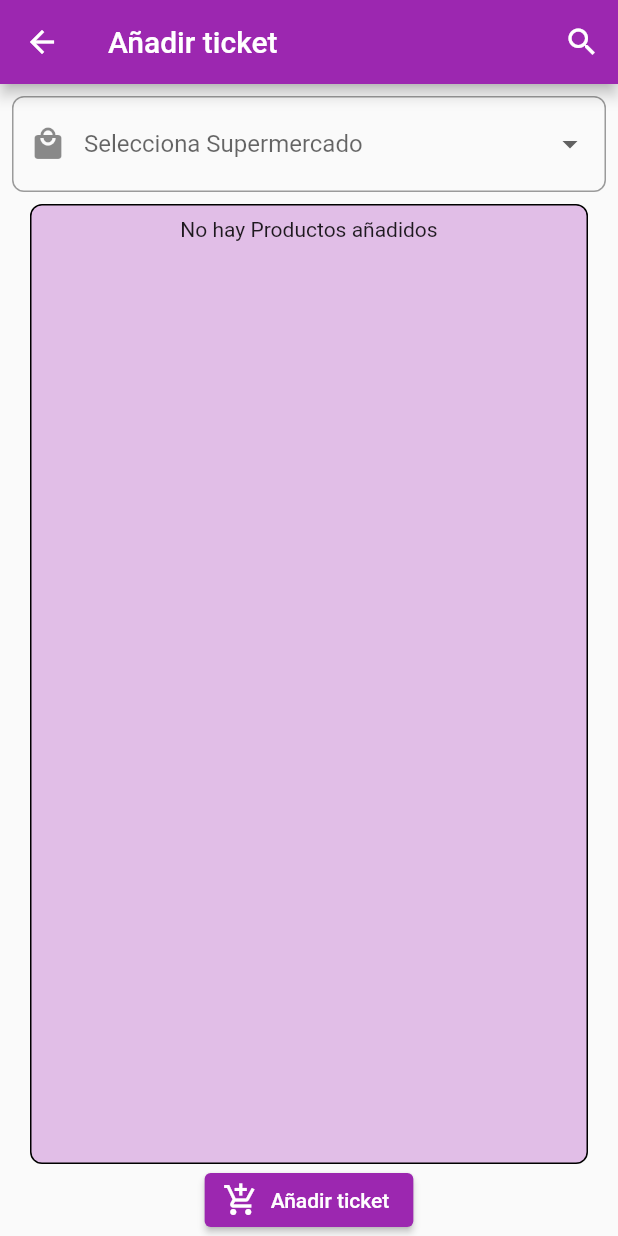
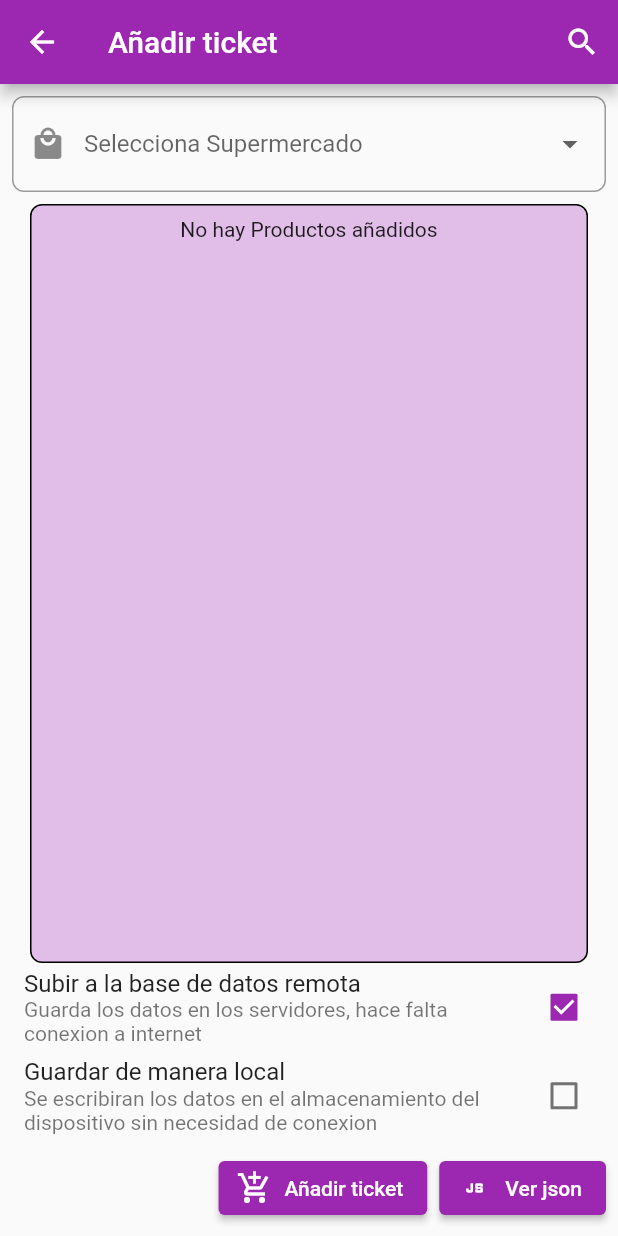
Before and after one commit to rus0n/bigdata, a Flutter app: the Add screen opened directly, after a tap on "Añadir ticket", on a phone screen of 412 x 824 dp. Run offline on Flutter 3.47's test engine with Material 2 defaults, Android fonts, the phone set to English and light mode, and no system bars; our stand-ins replace cloud_firestore, firebase_core, flutter_svg, get_storage, sqflite; missing offline and left inert: openfoodfacts; accounts and stored records are empty.

Commit message:
local-db

```diff
--- a/lib/add.dart
+++ b/lib/add.dart
@@ -1,12 +1,18 @@
-import 'package:bigdata/service/db.dart';
+import 'dart:convert';
+import 'dart:math';
+
+import 'package:bigdata/model/ticket_model.dart';
+import 'package:bigdata/service/datos.dart';
+import 'package:cloud_firestore/cloud_firestore.dart';
 import 'package:flutter/material.dart';
 import 'package:flutter_svg/flutter_svg.dart';
+import 'package:get_storage/get_storage.dart';
 import 'package:openfoodfacts/model/parameter/TagFilter.dart';
 
 import 'package:openfoodfacts/openfoodfacts.dart';
 import 'package:openfoodfacts/utils/CountryHelper.dart';
-import 'package:openfoodfacts/utils/QueryType.dart';
 import 'package:openfoodfacts/utils/TagType.dart';
+import 'package:uuid/uuid.dart';
 
 class Add extends StatefulWidget {
   const Add({Key? key}) : super(key: key);
@@ -15,10 +21,17 @@ class Add extends StatefulWidget {
   State<Add> createState() => _AddState();
 }
 
-String supermercado = '';
-
 class _AddState extends State<Add> {
   List<Product> productos = [];
+
+  String supermercado = '';
+
+  bool persistenciaLocal = false;
+
+  final box = GetStorage();
+
+  Map<int, bool> opcionesDatabase = {0: true, 1: false};
+
   @override
   Widget build(BuildContext context) {
     final _formKey = GlobalKey<FormState>();
@@ -30,8 +43,13 @@ class _AddState extends State<Add> {
             IconButton(
                 onPressed: () async {
                   if (_formKey.currentState!.validate()) {
+                    box.writeIfNull('supermercado', supermercado);
                     Product? producto = await showSearch<Product?>(
-                        context: context, delegate: Search());
+                        context: context,
+                        delegate: Search(supermercado: supermercado));
+                    setState(() {
+                      supermercado = box.read('suppermercado');
+                    });
                     if (producto != null) {
                       setState(() {
                         productos.add(producto);
@@ -125,10 +143,94 @@ class _AddState extends State<Add> {
                       }),
                 ),
               ),
-              ElevatedButton.icon(
-                  onPressed: () => null,
-                  icon: const Icon(Icons.add_shopping_cart),
-                  label: const Text('Añadir ticket'))
+              Column(
+                children: List.generate(
+                    opcionesDatabase.length,
+                    (index) => CheckboxListTile(
+                        title: Text(index == 0
+                            ? 'Subir a la base de datos remota'
+                            : 'Guardar de manera local'),
+                        subtitle: Text(index == 0
+                            ? 'Guarda los datos en los servidores, hace falta conexion a internet'
+                            : 'Se escribiran los datos en el almacenamiento del dispositivo sin necesidad de conexion'),
+                        value: opcionesDatabase.values.elementAt(index),
+                        onChanged: (db) {
+                          setState(() {
+                            opcionesDatabase[index] = db!;
+                          });
+                        })),
+              ),
+              ButtonBar(
+                children: [
+                  ElevatedButton.icon(
+                      onPressed: () {
+                        int localidadRandom = Random().nextInt(8);
+                        String localidad;
+
+                        switch (localidadRandom) {
+                          case 1:
+                            localidad = 'Fene';
+                            break;
+                          case 2:
+                            localidad = 'Naron';
+                            break;
+                          case 3:
+                            localidad = 'Neda';
+                            break;
+                          default:
+                            localidad = 'Ferrol';
+                        }
+                        var uuid = Uuid();
+
+                        String id = uuid.v1();
+
+                        Ticket _ticket = Ticket(
+                            ticketId: id,
+                            supermercado: supermercado,
+                            localidad: localidad,
+                            fecha: DateTime.now().toString(),
+                            productos: productos);
+
+                        FirebaseFirestore.instance
+                            .collection('tickets')
+                            .doc(id)
+                            .set(_ticket.toJson());
+                      },
+                      icon: const Icon(Icons.add_shopping_cart),
+                      label: const Text('Añadir ticket')),
+                  ElevatedButton.icon(
+                      onPressed: () => showModalBottomSheet(
+                          context: context,
+                          builder: (context) {
+                            return Column(
+                              children: [
+                                Expanded(
+                                  child: SizedBox(
+                                    height: 400,
+                                    child: Padding(
+                                      padding: const EdgeInsets.all(8.0),
+                                      child: ListView(
+                                          children: List.generate(
+                                              productos.length,
+                                              (index) => Padding(
+                                                    padding:
+                                                        const EdgeInsets.all(
+                                                            8.0),
+                                                    child: Text(productos
+                                                        .elementAt(index)
+                                                        .toJson()
+                                                        .toString()),
+                                                  ))),
+                                    ),
+                                  ),
+                                ),
+                              ],
+                            );
+                          }),
+                      icon: const Icon(Icons.javascript_outlined),
+                      label: const Text('Ver json'))
+                ],
+              ),
             ],
           ),
         ));
@@ -136,6 +238,10 @@ class _AddState extends State<Add> {
 }
 
 class Search extends SearchDelegate<Product?> {
+  Search({Key? key, required this.supermercado}) : super();
+
+  final String supermercado;
+
   @override
   String get searchFieldLabel => 'Buscar';
   final User _user =
--- a/lib/home.dart
+++ b/lib/home.dart
@@ -34,12 +34,11 @@ class _HomeState extends State<Home> {
                         itemBuilder: (context, index) {
                           Ticket _ticket =
                               Ticket.fromFireStore(snapshot.data!.docs[index]);
-                          return Card(
-                            child: Column(
-                              children: [
-                                Center(child: Text(_ticket.supermercado))
-                              ],
-                            ),
+                          return ListTile(
+                            title: Text(_ticket.supermercado),
+                            subtitle: Text(_ticket.fecha),
+                            trailing:
+                                Text('${_ticket.productos.length} productos'),
                           );
                         });
                   } else {
--- a/lib/main.dart
+++ b/lib/main.dart
@@ -1,10 +1,12 @@
 import 'package:bigdata/home.dart';
 import 'package:firebase_core/firebase_core.dart';
 import 'package:flutter/material.dart';
+import 'package:get_storage/get_storage.dart';
 
 void main() async {
   WidgetsFlutterBinding.ensureInitialized();
   await Firebase.initializeApp();
+  await GetStorage.init();
   runApp(const MyApp());
 }
 
--- a/lib/model/producto_model.dart
+++ /dev/null
@@ -1 +0,0 @@
-class Producto {}
--- a/lib/model/ticket_model.dart
+++ b/lib/model/ticket_model.dart
@@ -1,33 +1,56 @@
+import 'dart:convert';
+
+import 'package:bigdata/service/service.dart';
 import 'package:cloud_firestore/cloud_firestore.dart';
+import 'package:openfoodfacts/model/Product.dart';
+import 'package:sqflite/sqflite.dart';
+import 'package:flutter/services.dart';
 
 class Ticket {
+  String ticketId;
   String supermercado;
   String localidad;
   String fecha;
-  List<Map<String, int>> productos;
-  String precioTotal;
+  List<Product> productos;
 
-  Ticket(
-      {required this.supermercado,
+  Ticket({
+    required this.ticketId,
+    required this.supermercado,
     required this.localidad,
     required this.fecha,
     required this.productos,
-      required this.precioTotal});
+  });
 
   factory Ticket.fromFireStore(DocumentSnapshot doc) {
     return Ticket(
+      ticketId: doc.id,
       supermercado: doc.get('supermercado'),
       localidad: doc.get('localidad'),
       fecha: doc.get('fecha'),
-        productos: doc.get('productos'),
-        precioTotal: doc.get('precioTotal'));
+      productos: jsonDecode(doc.get('productos')),
+    );
+  }
+
+  factory Ticket.fromJson(Map<String, dynamic> json) {
+    return Ticket(
+        ticketId: json['ticektId'],
+        supermercado: json['supermercado'],
+        localidad: json['localidad'],
+        fecha: json['fecha'],
+        productos: jsonDecode(json['productos']));
   }
 
   Map<String, dynamic> toJson() => {
+        "ticketId": ticketId,
         "supermercado": supermercado,
         "localidad": localidad,
         "fecha": fecha,
-        "productos": productos,
-        "precioTotal": precioTotal
+        "productos": jsonEncode(productos),
       };
+
+  Future<void> insertTicket(Ticket ticket) async {
+    final Database db = await Databases().databaseTickets();
+
+    await db.insert('tickets', ticket.toJson());
   }
+}
--- a/pubspec.yaml
+++ b/pubspec.yaml
@@ -39,6 +39,9 @@ dependencies:
   firebase_core: ^1.13.1
   openfoodfacts: ^1.12.0
   flutter_svg: ^1.0.3
+  path: ^1.8.0
+  uuid: ^3.0.6
+  get_storage: ^2.0.3
 
 dev_dependencies:
   flutter_test:
```
Also changed, not shown: lib/service/service.dart (+10 -2 lines), lib/service/datos.dart (renamed from lib/service/db.dart), pubspec.lock. Lines whose indentation alone changed are shown as unchanged.
